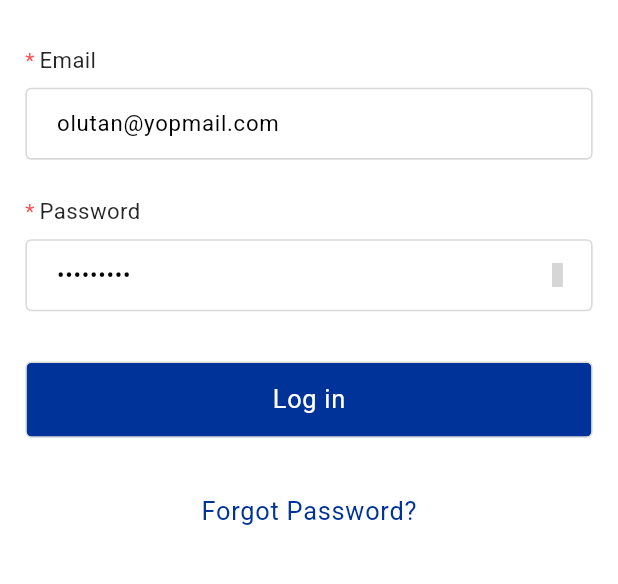
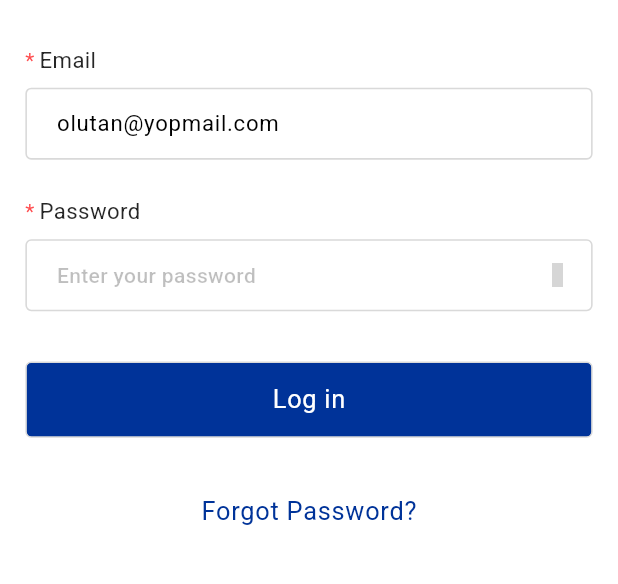
Before and after one commit to sbscphp/builderskonect-pos-mobile, a Flutter app: the screen it shows after launch, after a tap on "Log in", on a phone screen of 412 x 824 dp, the part 141-725 px from its top. Run offline on Flutter 3.47's test engine with Material 3 defaults, Android fonts, the phone set to English and light mode, and no system bars; our stand-ins replace another_flushbar, cached_network_image, currency_text_input_formatter, dio, file_picker, flutter_dotenv and 13 more; accounts and stored records are empty; network calls fail; grey boxes are pictures that could not be loaded.

Commit message:
clean up

```diff
--- a/lib/main.dart
+++ b/lib/main.dart
@@ -1,7 +1,6 @@
 import 'package:builders_konnect/core/core.dart';
 import 'package:builders_konnect/ui/screens/screens.dart';
 import 'package:flutter/services.dart';
-// {name: Daniel Don, email: danny@mailinator.com, phone: 08011111111, company: Lego Blocks, provider: paystack, free_trial: false, callback_url: https://merchant.builderskonnect.sbscuk.co.uk/auth/register-vendor, price_item_id: spi_R6sdw7DCvY2Wxo31M3T3A}
 void main() async {
   WidgetsFlutterBinding.ensureInitialized();
   await AppInitService().init();
--- a/lib/ui/screens/auth/login_screen.dart
+++ b/lib/ui/screens/auth/login_screen.dart
@@ -13,7 +13,7 @@ class _LoginScreenState extends ConsumerState<LoginScreen> {
   final _emailController = TextEditingController(text: 'olutan@yopmail.com');
   // final _emailController =
   //     TextEditingController(text: ' bunyanman@yopmail.com');
-  final _passwordController = TextEditingController(text: 'password1');
+  final _passwordController = TextEditingController(text: '');
 
   @override
   void dispose() {
```
